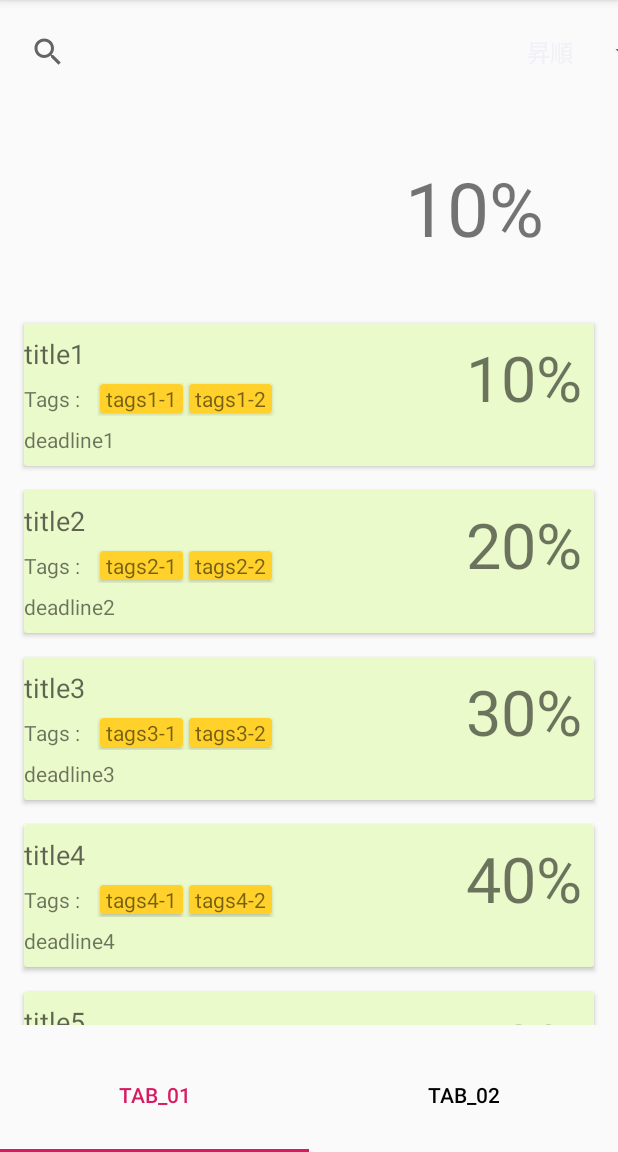
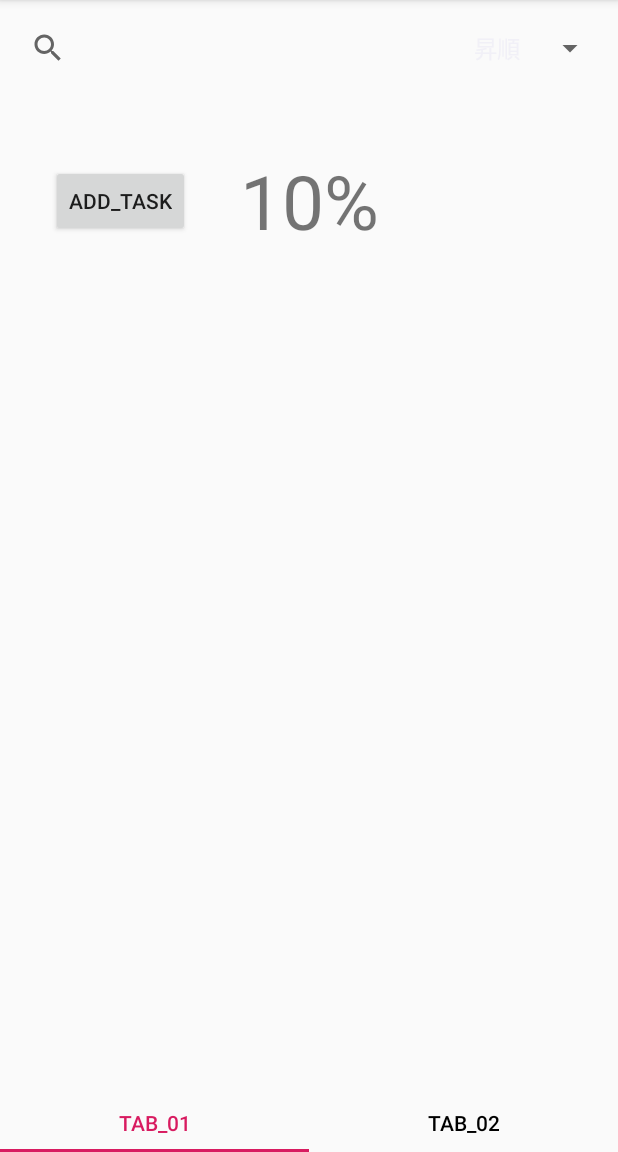
Before and after one commit to kiesproject/yabamiru, an Android app: the screen it shows after launch (MainActivity), on a phone screen of 412 x 824 dp, the part 84-1236 px from its top. Run offline under Robolectric (Android 15) with nearby library versions, the phone set to English and light mode, and no system bars; our stand-ins replace Room's generated code.

Commit message:
[Wip]spinner on main fragment

```diff
--- a/app/src/main/java/com/example/yabamiru/MainActivity.kt
+++ b/app/src/main/java/com/example/yabamiru/MainActivity.kt
@@ -1,24 +1,27 @@
 package com.example.yabamiru
 
-import android.support.v7.app.AppCompatActivity
+import android.arch.persistence.room.Room
 import android.os.Bundle
 import android.support.design.widget.TabLayout
 import android.support.v4.view.ViewPager
-import android.support.v7.widget.LinearLayoutManager
-import android.util.Log
-import android.view.View
-import android.view.ViewParent
-import android.widget.ArrayAdapter
-import android.widget.TextView
-import android.widget.Toast
-import kotlinx.android.synthetic.main.activity_main.*
+import android.support.v7.app.AppCompatActivity
+import com.example.yabamiru.Data.AppDatabase
+import com.example.yabamiru.Data.Tag
+import com.example.yabamiru.Data.Task
+import com.example.yabamiru.Data.TaskTagsDao
+import kotlin.concurrent.thread
 
 
 class MainActivity : AppCompatActivity() {
 
+    lateinit var db: AppDatabase
+    private val tagNameList = mutableListOf<String>()
+
     override fun onCreate(savedInstanceState: Bundle?) {
         super.onCreate(savedInstanceState)
         setContentView(R.layout.activity_main)
+
+        db = Room.databaseBuilder(this, AppDatabase::class.java, "database").build()
 
         val viewPager = findViewById<ViewPager>(R.id.pager)
         viewPager.adapter = TabAdapter(supportFragmentManager,this)
@@ -26,5 +29,18 @@ class MainActivity : AppCompatActivity() {
         tabLayout.setupWithViewPager(viewPager)
 
 
+//        //Databaseの仮置き
+//        val task = Task(
+//            title = "MyTitle",
+//            weight = 10,
+//            deadLine = 10,
+//            memo = "MyMemo",
+//            isActive = true,
+//            finishedYabasa = 0f
+//        )
+//
+//        thread {
+//            db.taskDao().insert(task)
+//        }
     }
 }
--- a/app/src/main/java/com/example/yabamiru/MainlistFragment.kt
+++ b/app/src/main/java/com/example/yabamiru/MainlistFragment.kt
@@ -1,9 +1,9 @@
 package com.example.yabamiru
 
-import android.support.v7.app.AppCompatActivity
+import android.arch.lifecycle.Observer
+import android.arch.persistence.room.Room
 import android.os.Bundle
 import android.support.v4.app.Fragment
-import android.support.v4.app.FragmentActivity
 import android.support.v7.widget.LinearLayoutManager
 import android.util.Log
 import android.view.LayoutInflater
@@ -11,30 +11,113 @@ import android.view.View
 import android.view.ViewGroup
 import android.widget.ArrayAdapter
 import android.widget.Toast
+import com.example.yabamiru.Data.AppDatabase
+import com.example.yabamiru.Data.Tag
+import com.example.yabamiru.Data.Task
 import kotlinx.android.synthetic.main.fragment_mainlist.*
+import kotlin.concurrent.thread
 
 class MainlistFragment : Fragment(), RecyclerAdapter.RecyclerViewHolder.ItemClickListener {
+
+    lateinit var db: AppDatabase
+
     override fun onViewCreated(view: View, savedInstanceState: Bundle?) {
         super.onCreate(savedInstanceState)
 
-        val titles = resources.getStringArray(R.array.titles).toMutableList()
-        val deadlines = resources.getStringArray(R.array.deadlines).toMutableList()
-        val percents = resources.getStringArray(R.array.percents).toMutableList()
+        val taskids: MutableSet<Long> = mutableSetOf()
+        val tagids: MutableSet<Long> = mutableSetOf()
+        val titles: MutableList<String> = mutableListOf()
+        val deadlines: MutableList<Long> = mutableListOf()
+        //仮置きではweightをpercentとする
+        val percents: MutableList<Int> = mutableListOf()
 
-        val tags1 = resources.getStringArray(R.array.tags1).toMutableList()
-        val adapter1 = TagRecyclerAdapter(tags1)
-        val tags2 = resources.getStringArray(R.array.tags2).toMutableList()
-        val adapter2 = TagRecyclerAdapter(tags2)
-        val tags3 = resources.getStringArray(R.array.tags3).toMutableList()
-        val adapter3 = TagRecyclerAdapter(tags3)
-        val tags4 = resources.getStringArray(R.array.tags4).toMutableList()
-        val adapter4 = TagRecyclerAdapter(tags4)
-        val tags5 = resources.getStringArray(R.array.tags5).toMutableList()
-        val adapter5 = TagRecyclerAdapter(tags5)
-        val adapterlist = mutableListOf(adapter1, adapter2, adapter3, adapter4, adapter5)
+        lateinit var adapter: TagRecyclerAdapter
+        val adapterlist: MutableSet<TagRecyclerAdapter> = mutableSetOf()
 
-        main_recyclerView.adapter = RecyclerAdapter(view.context, this, titles, deadlines, percents, adapterlist)
-        main_recyclerView.layoutManager = LinearLayoutManager(view.context, LinearLayoutManager.VERTICAL, false)
+        db = Room.databaseBuilder(view.context, AppDatabase::class.java, "database").build()
+
+
+        //Databaseの仮置き
+        val task = Task(
+            title = "MyTitle",
+            weight = 10,
+            deadLine = 10,
+            memo = "MyMemo",
+            isActive = true,
+            finishedYabasa = 0f
+        )
+        val tag = Tag(
+            name = "MyTag",
+            color = 0
+        )
+
+        temporary_add_task_button.setOnClickListener{
+            thread {
+                db.taskDao().insert(task)
+                db.tagDao().insert(tag)
+            }
+        }
+
+
+//        val tags1 = resources.getStringArray(R.array.tags1).toMutableList()
+//        val adapter1 = TagRecyclerAdapter(tags1)
+//        val tags2 = resources.getStringArray(R.array.tags2).toMutableList()
+//        val adapter2 = TagRecyclerAdapter(tags2)
+//        val tags3 = resources.getStringArray(R.array.tags3).toMutableList()
+//        val adapter3 = TagRecyclerAdapter(tags3)
+//        val tags4 = resources.getStringArray(R.array.tags4).toMutableList()
+//        val adapter4 = TagRecyclerAdapter(tags4)
+//        val tags5 = resources.getStringArray(R.array.tags5).toMutableList()
+//        val adapter5 = TagRecyclerAdapter(tags5)
+//        val adapterlist = mutableListOf(adapter1, adapter2, adapter3, adapter4, adapter5)
+
+        val tasklist = db.taskDao().getAll().value
+        Log.d("TAG", "$tasklist")
+//db.taskDao().getAll().value
+//        //TaskのDatabase呼び出し
+//        db.taskDao().getAll().observe(this, Observer<List<Task>> { tasks ->
+//            if (tasks != null) {
+//                tasks.forEach{task ->
+//                    if(task.taskId in taskids){
+//                    }else{
+//                        taskids.add(task.taskId)
+//                        titles.add(task.title)
+//                        deadlines.add(task.deadLine)
+//                        percents.add(task.weight)
+//                        db.tagDao().getAll().value
+////                        val tags = mutableListOf<String>(task.taskId.toString(), (task.taskId + 1).toString())
+////                        adapter = TagRecyclerAdapter(tags)
+////                        adapterlist.add(adapter)
+//                    }
+//                }
+//            }
+//        })
+//
+//        db.tagDao().getAll().observe(this, Observer<List<Tag>> { tags ->
+//            if (tags != null) {
+//                tags.forEach{tag ->
+//                    if(tag.tagId in tagids){
+//                    }else{
+//
+//                    }
+//                }
+//            }
+//        })
+//
+//
+//
+//        main_recyclerView.adapter =
+//            RecyclerAdapter(view.context, this, titles, deadlines, percents, adapterlist)
+//        main_recyclerView.layoutManager = LinearLayoutManager(view.context, LinearLayoutManager.VERTICAL, false)
+
+//        Log.d("TAG", "$titles")
+
+
+
+//        val titles = resources.getStringArray(R.array.titles).toMutableList()
+//        val deadlines = resources.getStringArray(R.array.deadlines).toMutableList()
+//        val percents = resources.getStringArray(R.array.percents).toMutableList()
+
 
         val spinnerItems = arrayOf(
             "昇順",
@@ -46,11 +129,11 @@ class MainlistFragment : Fragment(), RecyclerAdapter.RecyclerViewHolder.ItemClic
             android.R.layout.simple_spinner_item,
             spinnerItems
         )
+        spinneradapter.setDropDownViewResource(android.R.layout.simple_spinner_dropdown_item)
+        main_spinner_button.adapter = spinneradapter
 
 
-        spinneradapter.setDropDownViewResource(android.R.layout.simple_spinner_dropdown_item)
 
-        main_spinner_button.adapter = spinneradapter
     }
     override fun onCreateView(inflater: LayoutInflater, container: ViewGroup?, savedInstanceState: Bundle?): View? {
         return inflater.inflate(R.layout.fragment_mainlist, container, false)
--- a/app/src/main/java/com/example/yabamiru/RecyclerAdapter.kt
+++ b/app/src/main/java/com/example/yabamiru/RecyclerAdapter.kt
@@ -12,8 +12,8 @@ import kotlinx.android.synthetic.main.main_list_row.view.*
 
 class RecyclerAdapter(
     private val context: Context, private val itemClickListener: RecyclerViewHolder.ItemClickListener,
-    private val itemTitles: List<String>, private val itemDeadlines: List<String>,
-    private val itemPercents: List<String>, private val itemTags: List<TagRecyclerAdapter>
+    private val itemTitles: List<String>, private val itemDeadlines: List<Long>,
+    private val itemPercents: List<Int>, private val itemTags: MutableSet<TagRecyclerAdapter>
 ) : RecyclerView.Adapter<RecyclerAdapter.RecyclerViewHolder>() {
     //ViewのonClick時に、タップされたViewがRecyclerViewの何番目にあたるかを取得して返します
 
@@ -33,9 +33,9 @@ class RecyclerAdapter(
         holder.let {
             it.itemImageView.setImageResource(R.drawable.dokuro_blue)
             it.itemTitleView.text = itemTitles.get(position)
-            it.itemDeadlineView.text = itemDeadlines.get(position)
-            it.itemPercent.text = itemPercents.get(position)
-            it.itemTags.adapter = itemTags.get(position)
+            it.itemDeadlineView.text = itemDeadlines.get(position).toString()
+            it.itemPercent.text = itemPercents.get(position).toString()
+            it.itemTags.adapter = itemTags.elementAt(position)
             it.itemTags.layoutManager =
                 LinearLayoutManager(holder.itemTags.context, LinearLayoutManager.HORIZONTAL, false)
         }
--- a/app/src/main/res/layout/activity_main.xml
+++ b/app/src/main/res/layout/activity_main.xml
@@ -40,9 +40,10 @@
 
     </android.support.v4.view.ViewPager>
     <android.support.constraint.Guideline
-            android:layout_width="wrap_content" android:layout_height="wrap_content"
+            android:layout_width="wrap_content"
+            android:layout_height="wrap_content"
             android:id="@+id/guideline"
             android:orientation="horizontal"
-            app:layout_constraintGuide_percent="0.9"/>
+            app:layout_constraintGuide_percent="0.95"/>
 
 </android.support.constraint.ConstraintLayout>
--- a/app/src/main/res/layout/fragment_mainlist.xml
+++ b/app/src/main/res/layout/fragment_mainlist.xml
@@ -7,36 +7,37 @@
         android:layout_height="match_parent"
         tools:context=".MainActivity">
 
-    <SearchView android:id="@+id/main_layout_searchView"
-                android:layout_width="0dp"
-                android:layout_height="wrap_content"
-                app:layout_constraintStart_toStartOf="parent" android:layout_marginStart="8dp"
-                app:layout_constraintEnd_toStartOf="@+id/vertical_guideline" android:layout_marginEnd="8dp"
-                app:layout_constraintTop_toTopOf="parent"
-                app:layout_constraintHorizontal_bias="1.0"
-                app:layout_constraintBottom_toTopOf="@+id/horizontal_guideline1"/>
+    <SearchView
+            android:id="@+id/main_layout_searchView"
+            android:layout_width="0dp"
+            android:layout_height="wrap_content"
+            android:layout_marginStart="8dp"
+            android:layout_marginTop="8dp"
+            android:layout_marginEnd="8dp"
+            app:layout_constraintEnd_toStartOf="@+id/main_spinner_button"
+            app:layout_constraintStart_toStartOf="parent"
+            app:layout_constraintTop_toTopOf="parent" />
 
     <android.support.v7.widget.AppCompatSpinner
             android:id="@+id/main_spinner_button"
             android:layout_width="wrap_content"
             android:layout_height="wrap_content"
-            android:layout_marginStart="8dp"
-            android:layout_marginTop="8dp"
             android:layout_marginEnd="8dp"
-            android:layout_marginBottom="8dp"
-            app:layout_constraintBottom_toTopOf="@+id/horizontal_guideline1"
+            app:layout_constraintBottom_toBottomOf="@+id/main_layout_searchView"
             app:layout_constraintEnd_toEndOf="parent"
-            app:layout_constraintStart_toStartOf="@+id/vertical_guideline"
-            app:layout_constraintTop_toTopOf="parent" />
+            app:layout_constraintTop_toTopOf="@+id/main_layout_searchView" />
+
     <TextView
+            android:id="@+id/percentText"
             android:layout_width="wrap_content"
             android:layout_height="wrap_content"
+            android:layout_marginBottom="8dp"
             android:text="10%"
             android:textSize="50sp"
-            android:layout_marginBottom="8dp" app:layout_constraintBottom_toTopOf="@+id/horizontal_guideline2"
-            android:layout_marginTop="8dp" app:layout_constraintTop_toTopOf="@+id/horizontal_guideline1"
-            android:id="@+id/percentText"
-            android:layout_marginEnd="8dp" app:layout_constraintEnd_toStartOf="@+id/vertical_guideline"/>
+            app:layout_constraintBottom_toTopOf="@+id/horizontal_guideline2"
+            app:layout_constraintEnd_toEndOf="parent"
+            app:layout_constraintStart_toStartOf="parent"
+            app:layout_constraintTop_toBottomOf="@+id/main_layout_searchView" />
 
 
     <android.support.v7.widget.RecyclerView
@@ -54,22 +55,18 @@
     <android.support.constraint.Guideline
             android:layout_width="wrap_content"
             android:layout_height="wrap_content"
-            android:id="@+id/vertical_guideline"
-            android:orientation="vertical"
-            app:layout_constraintGuide_percent="0.9"/>
-
-    <android.support.constraint.Guideline
-            android:layout_width="wrap_content"
-            android:layout_height="wrap_content"
-            app:layout_constraintGuide_percent="0.1"
-            android:orientation="horizontal"
-            android:id="@+id/horizontal_guideline1"/>
-
-    <android.support.constraint.Guideline
-            android:layout_width="wrap_content"
-            android:layout_height="wrap_content"
             android:id="@+id/horizontal_guideline2"
             android:orientation="horizontal"
             app:layout_constraintGuide_percent="0.3"/>
 
+    <Button
+            android:id="@+id/temporary_add_task_button"
+            android:layout_width="wrap_content"
+            android:layout_height="wrap_content"
+            android:text="add_task"
+            app:layout_constraintBottom_toBottomOf="@+id/percentText"
+            app:layout_constraintEnd_toStartOf="@+id/percentText"
+            app:layout_constraintStart_toStartOf="parent"
+            app:layout_constraintTop_toTopOf="@+id/percentText" />
+
 </android.support.constraint.ConstraintLayout>
```
